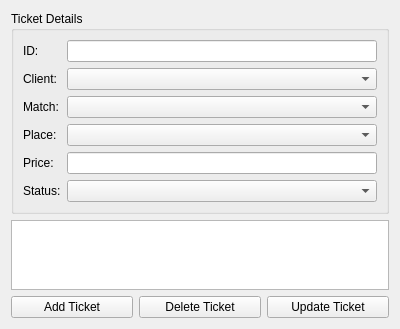
Before: the Qt Designer form app/ui/ticketsui.ui in bilalobe/AceMatch, drawn with Qt 5.
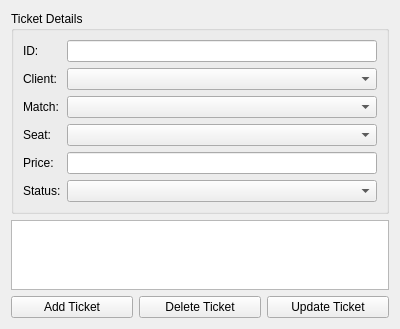
After: the same form once the commit is applied.

Diff of the .ui file:
```diff
--- a/app/ui/ticketsui.ui
+++ b/app/ui/ticketsui.ui
@@ -53,7 +53,7 @@
       <item row="3" column="0">
        <widget class="QLabel" name="placeLabel">
         <property name="text">
-         <string>Place:</string>
+         <string>Seat:</string>
         </property>
        </widget>
       </item>
```
Left out of the diff: 4 changed lines with no effect on the pictures.
